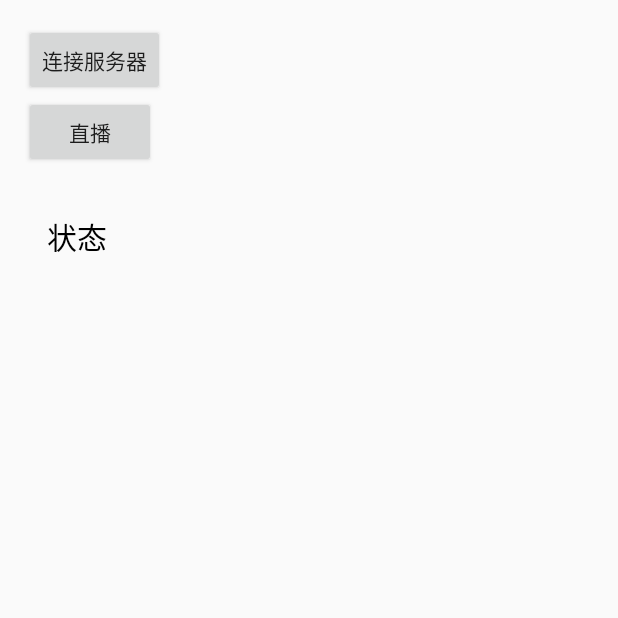
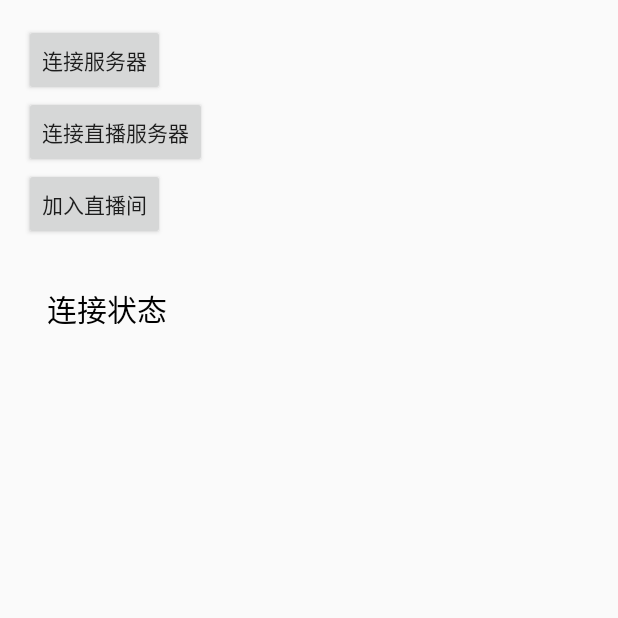
Before and after one commit to lxykad/websocket_demo, an Android app: the screen it shows after launch (MainActivity), on a phone screen of 412 x 824 dp, the top half of it. Run offline under Robolectric (Android 15) with nearby library versions, the phone set to English and light mode, and no system bars; libraries missing offline, so code that uses them is left out: com.alibaba.fastjson, io.socket.client, io.socket.emitter; 12 statements that could not run were skipped.

```diff
--- a/app/src/main/res/layout/activity_main.xml
+++ b/app/src/main/res/layout/activity_main.xml
@@ -21,7 +21,13 @@
         android:layout_width="wrap_content"
         android:layout_height="wrap_content"
         android:onClick="connLive"
-        android:text="直播" />
+        android:text="连接直播服务器" />
+
+    <Button
+        android:layout_width="wrap_content"
+        android:layout_height="wrap_content"
+        android:onClick="clickJoin"
+        android:text="加入直播间" />
 
     <TextView
         android:id="@+id/tv_conn"
@@ -29,7 +35,7 @@
         android:layout_height="wrap_content"
         android:layout_marginTop="15dp"
         android:padding="15dp"
-        android:text="状态"
+        android:text="连接状态"
         android:textColor="#000"
         android:textSize="20sp" />
 
```
Also changed, not shown: app/src/main/java/websocket/lxy/com/socio/Bean.java (+1 -9 lines), app/src/main/java/websocket/lxy/com/socio/MainActivity.java (+68 -15 lines).
